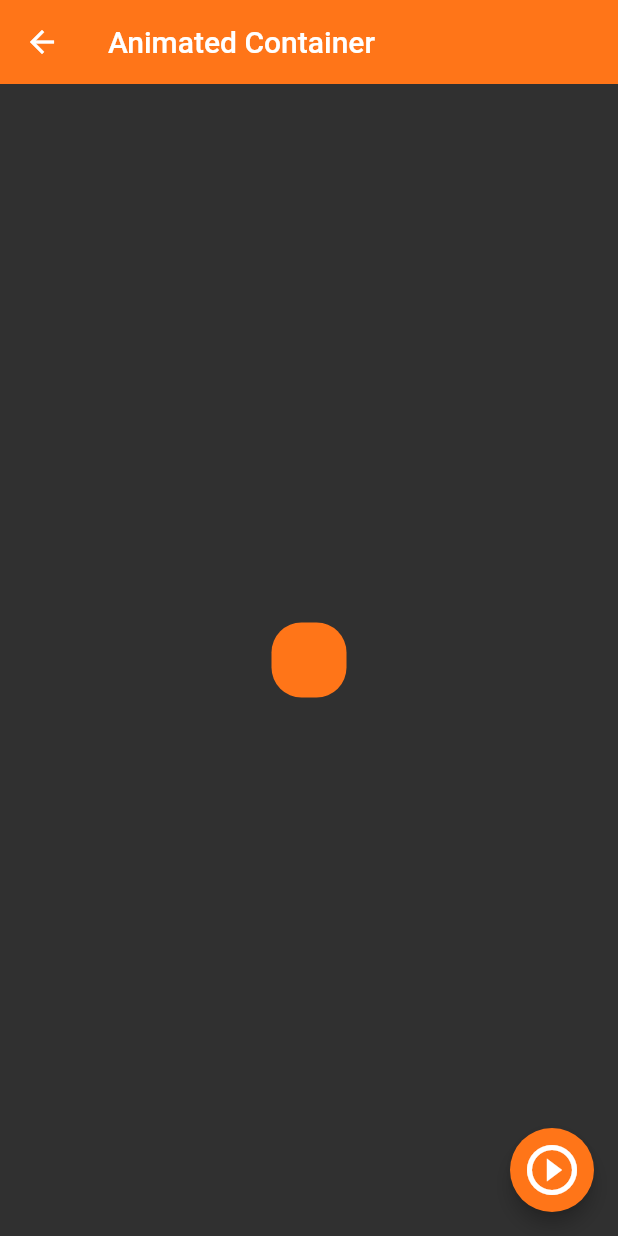
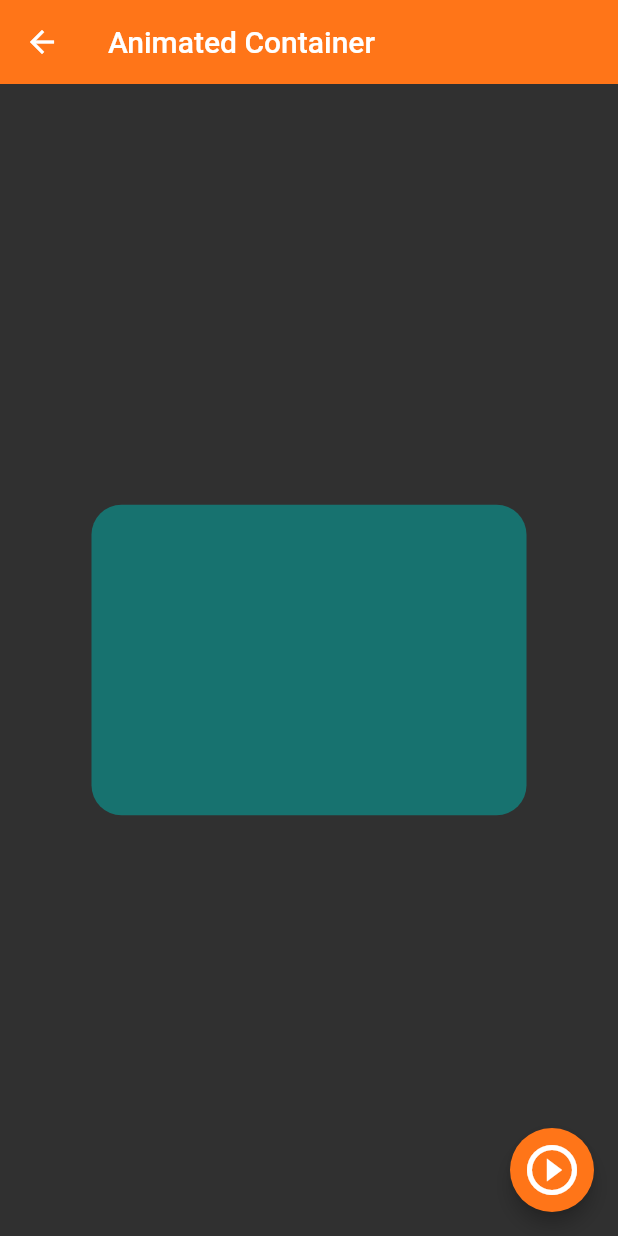
Before and after one commit to labrujasiete/fl_components, a Flutter app: the AnimatedScreen screen opened by its route, after a tap on the "play circle outline" icon, on a phone screen of 412 x 824 dp. Run offline on Flutter 3.47's test engine with Material 2 defaults, Android fonts, the phone set to English and light mode, and no system bars.

Commit message:
02-14-23 mm-dd-yy

```diff
--- a/lib/router/app_routes.dart
+++ b/lib/router/app_routes.dart
@@ -9,7 +9,7 @@ class AppRoutes {
 
   static final menuOptions = <MenuOption>[
 
-    MenuOption(route: 'home', icon: Icons.home_outlined, name: 'Home Screen', screen: const HomeScreen()),
+    //MenuOption(route: 'home', icon: Icons.home_outlined, name: 'Home Screen', screen: const HomeScreen()),
     MenuOption(route: 'listview1', icon: Icons.list, name: 'List view 1', screen: const Listview1Screen()),
     MenuOption(route: 'listview2', icon: Icons.list, name: 'List View 2', screen: const Listview2Screen()),
     MenuOption(route: 'alertscreen', icon: Icons.warning_amber, name: 'alert screen', screen: const AlertScreen()),
@@ -24,7 +24,9 @@ class AppRoutes {
 
   static Map<String, Widget Function(BuildContext)> getAppRoutes() {
 
+
     Map<String, Widget Function(BuildContext)> appRoutes = {};
+    appRoutes.addAll({ 'home' : (BuildContext context) => const HomeScreen()});
 
     for (final option in menuOptions) {
       appRoutes.addAll({ option.route : (BuildContext context) => option.screen });
--- a/lib/screens/animated_screen.dart
+++ b/lib/screens/animated_screen.dart
@@ -1,3 +1,5 @@
+import 'dart:math' show Random;
+
 import 'package:fl_components/theme/app_theme.dart';
 import 'package:flutter/material.dart';
 
@@ -17,7 +19,18 @@ class _AnimatedScreenState extends State<AnimatedScreen> {
   BorderRadiusGeometry _borderRadius = BorderRadius.circular(20);
 
   void changeShape(){
-    print("object");
+
+    final random = Random();
+
+    _width = random.nextInt(300).toDouble() + 70;
+    _height = random.nextInt(300).toDouble() + 70;
+    _color = Color.fromRGBO(
+      random.nextInt(255),
+      random.nextInt(255),
+      random.nextInt(255),
+      1
+      );
+    setState(() {});
   }
 
   @override
@@ -27,7 +40,9 @@ class _AnimatedScreenState extends State<AnimatedScreen> {
         title: const Text('Animated Container'),
       ),
       body: Center(
-         child: Container(
+         child: AnimatedContainer(
+          duration: const Duration(milliseconds: 400),
+          curve: Curves.bounceOut,
           width: _width,
           height: _height,
           decoration: BoxDecoration(
```
